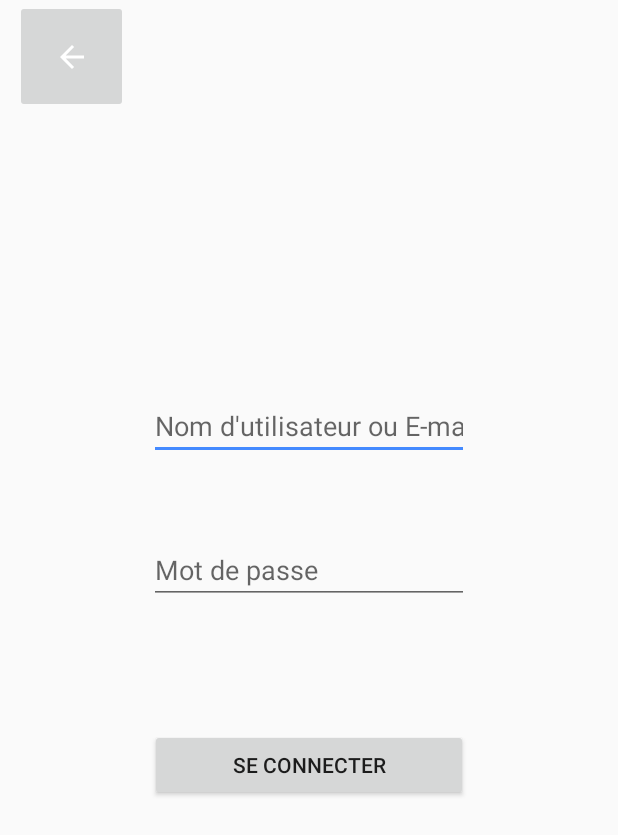
After one commit to th1997/Delt-app, an Android app: the layout activity_login_app.xml on its own in the app's theme, with its tools: preview values and no code run, on a phone screen of 412 x 824 dp. The commit adds this screen. Shown: the top 835 px of the screen. Run offline under Robolectric (Android 15) with nearby library versions, the phone set to English and light mode, and no system bars.

Commit message:
Ajout de la page de connexion Modification bouton "Android" pour renvoyer vers la page de connexion

```diff
--- /dev/null
+++ b/app/src/main/java/com/example/projetl3/LoginApp.java
@@ -0,0 +1,31 @@
+package com.example.projetl3;
+
+import androidx.appcompat.app.AppCompatActivity;
+
+import android.content.Intent;
+import android.os.Bundle;
+import android.view.View;
+import android.widget.ImageButton;
+
+public class LoginApp extends AppCompatActivity {
+
+    private ImageButton retour;
+
+    @Override
+    protected void onCreate(Bundle savedInstanceState) {
+        super.onCreate(savedInstanceState);
+        setContentView(R.layout.activity_login_app);
+
+        this.retour = (ImageButton) findViewById(R.id.btn_go_to_main);
+
+        retour.setOnClickListener(new View.OnClickListener() {
+            @Override
+            public void onClick(View v) {
+                Intent mainActivity = new Intent(getApplicationContext(), MainActivity.class);
+                startActivity(mainActivity);
+                finish();
+            }
+        });
+
+    }
+}
--- a/app/src/main/java/com/example/projetl3/MainActivity.kt
+++ b/app/src/main/java/com/example/projetl3/MainActivity.kt
@@ -3,11 +3,11 @@ package com.example.projetl3
 import androidx.appcompat.app.AppCompatActivity
 import android.os.Bundle
 import android.Manifest
+import android.content.Intent
 import android.content.pm.PackageManager
 import android.net.Uri
 import android.util.Log
 import android.widget.Toast
-import androidx.appcompat.app.AppCompatDelegate
 import androidx.core.app.ActivityCompat
 import androidx.core.content.ContextCompat
 import java.util.concurrent.Executors
@@ -41,9 +41,19 @@ class MainActivity : AppCompatActivity() {
         // Set up the listener for take photo button
         camera_capture_button.setOnClickListener { takePhoto() }
 
+        // Set up the listener for button login page
+        login_button.setOnClickListener { switchToLoginPage() }
+
         outputDirectory = getOutputDirectory()
 
         cameraExecutor = Executors.newSingleThreadExecutor()
+    }
+
+    private fun switchToLoginPage(){
+        //
+        val otherActivity = Intent(this, LoginApp::class.java)
+        startActivity(otherActivity)
+        finish()
     }
 
     private fun takePhoto() {
--- /dev/null
+++ b/app/src/main/res/layout/activity_login_app.xml
@@ -0,0 +1,58 @@
+<?xml version="1.0" encoding="utf-8"?>
+<androidx.constraintlayout.widget.ConstraintLayout xmlns:android="http://schemas.android.com/apk/res/android"
+    xmlns:app="http://schemas.android.com/apk/res-auto"
+    xmlns:tools="http://schemas.android.com/tools"
+    android:id="@+id/LoginPage"
+    android:layout_width="match_parent"
+    android:layout_height="match_parent"
+    tools:context=".LoginApp">
+
+    <EditText
+        android:id="@+id/UsernameText"
+        android:layout_width="wrap_content"
+        android:layout_height="wrap_content"
+        android:layout_marginBottom="256dp"
+        android:ems="10"
+        android:hint="Nom d'utilisateur ou E-mail"
+        android:inputType="textPersonName"
+        app:layout_constraintBottom_toBottomOf="parent"
+        app:layout_constraintEnd_toEndOf="parent"
+        app:layout_constraintHorizontal_bias="0.501"
+        app:layout_constraintStart_toStartOf="parent"
+        app:layout_constraintTop_toTopOf="parent" />
+
+    <EditText
+        android:id="@+id/PasswordText"
+        android:layout_width="wrap_content"
+        android:layout_height="wrap_content"
+        android:layout_marginBottom="64dp"
+        android:ems="10"
+        android:hint="Mot de passe"
+        android:inputType="textPassword"
+        app:layout_constraintBottom_toBottomOf="parent"
+        app:layout_constraintEnd_toEndOf="parent"
+        app:layout_constraintStart_toStartOf="parent"
+        app:layout_constraintTop_toTopOf="parent" />
+
+    <Button
+        android:id="@+id/btnLogin"
+        android:layout_width="212dp"
+        android:layout_height="48dp"
+        android:layout_marginTop="196dp"
+        android:text="Se connecter"
+        app:layout_constraintBottom_toBottomOf="parent"
+        app:layout_constraintEnd_toEndOf="parent"
+        app:layout_constraintStart_toStartOf="parent"
+        app:layout_constraintTop_toTopOf="parent" />
+
+    <ImageButton
+        android:id="@+id/btn_go_to_main"
+        android:layout_width="75dp"
+        android:layout_height="75dp"
+        app:layout_constraintEnd_toEndOf="parent"
+        app:layout_constraintHorizontal_bias="0.029"
+        app:layout_constraintStart_toStartOf="parent"
+        app:srcCompat="@drawable/abc_vector_test"
+        tools:layout_editor_absoluteY="16dp" />
+
+</androidx.constraintlayout.widget.ConstraintLayout>
--- a/app/src/main/res/layout/activity_main.xml
+++ b/app/src/main/res/layout/activity_main.xml
@@ -21,7 +21,7 @@
         app:layout_constraintRight_toRightOf="parent"
         />
 
-    <Button
+    <ImageButton
         android:id="@+id/login_button"
         android:layout_width="75dp"
         android:layout_height="75dp"
@@ -30,10 +30,11 @@
         android:elevation="2dp"
         android:ellipsize="none"
         android:scaleType="fitCenter"
-        android:background="@drawable/rounded_button"
+        android:background="@android:color/transparent"
         app:layout_constraintBottom_toBottomOf="parent"
         app:layout_constraintLeft_toLeftOf="parent"
         app:layout_constraintRight_toRightOf="parent"
+        app:srcCompat="@android:mipmap/sym_def_app_icon" />
         />
 
     <androidx.camera.view.PreviewView
```
